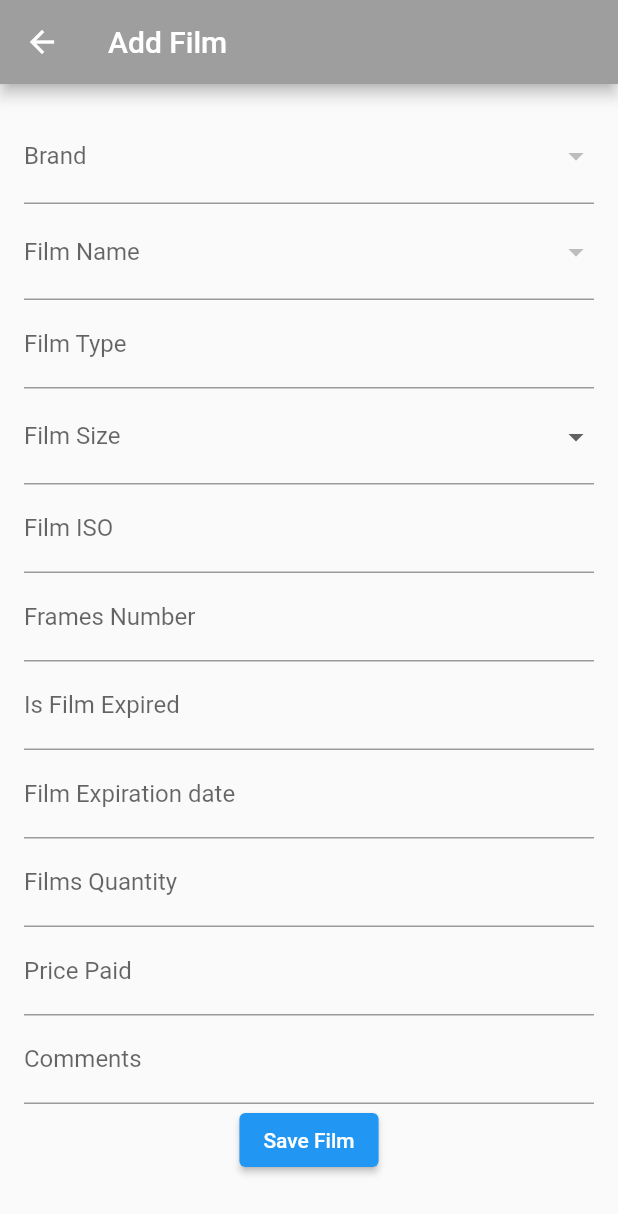
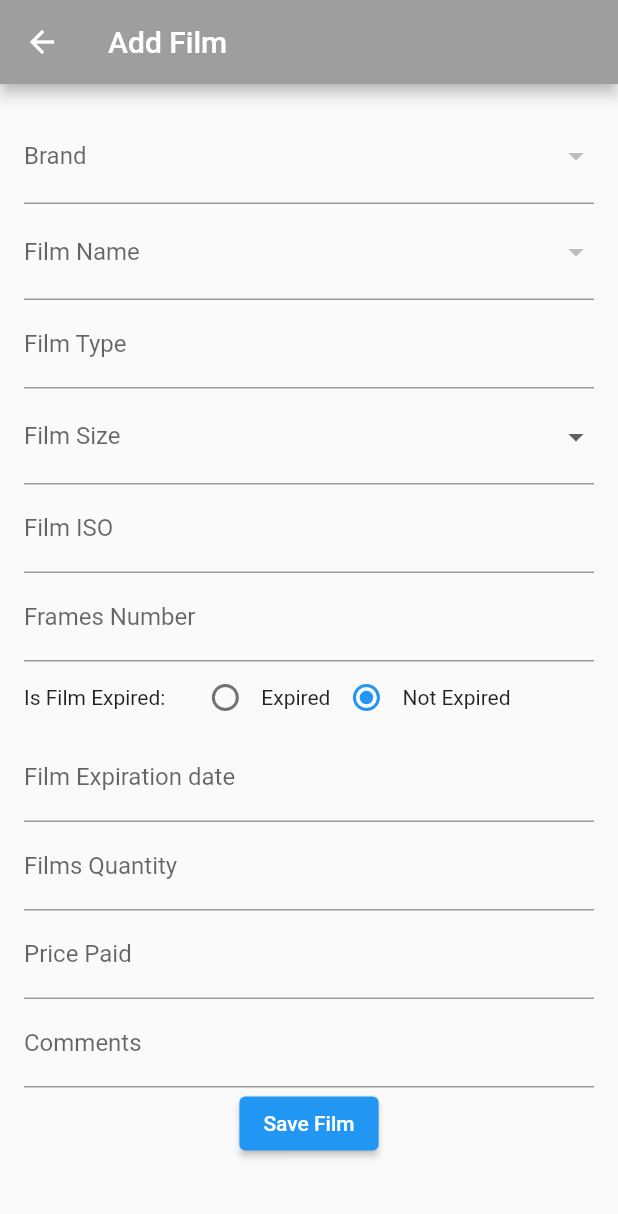
Before and after one commit to AlexGuoussatchok/analog_faith, a Flutter app: the AddFilmScreen screen opened by its route, on a phone screen of 412 x 824 dp. Shown: the top 1214 px of the screen. Run offline on Flutter 3.47's test engine with Material 2 defaults, Android fonts, the phone set to English and light mode, and no system bars; our stand-ins replace sqflite; accounts and stored records are empty.

Commit message:
+ add film screen - is film expired radio buttons added

```diff
--- a/lib/screens/add_film_screen.dart
+++ b/lib/screens/add_film_screen.dart
@@ -17,7 +17,6 @@ class _AddFilmScreenState extends State<AddFilmScreen> {
   TextEditingController filmSizeController = TextEditingController();
   TextEditingController isoController = TextEditingController();
   TextEditingController framesNumberController = TextEditingController();
-  TextEditingController filmExpiredController = TextEditingController();
   TextEditingController expirationDateController = TextEditingController();
   TextEditingController quantityController = TextEditingController();
   TextEditingController pricePaidController = TextEditingController();
@@ -30,6 +29,7 @@ class _AddFilmScreenState extends State<AddFilmScreen> {
   String? selectedFilmName;
   String? selectedFilmType;
   String? selectedFilmSize;
+  bool? isFilmExpired;
 
 
   @override
@@ -45,6 +45,7 @@ class _AddFilmScreenState extends State<AddFilmScreen> {
 
     // Initialize the filmTypeController with the selectedFilmType
     filmTypeController.text = selectedFilmType ?? '';
+    isFilmExpired = false;
   }
 
   Future<void> fetchBrands() async {
@@ -244,10 +245,39 @@ class _AddFilmScreenState extends State<AddFilmScreen> {
               decoration: const InputDecoration(labelText: 'Frames Number'),
             ),
 
-            TextFormField(
-              controller: filmExpiredController,
-              decoration: const InputDecoration(labelText: 'Is Film Expired'),
+            Row(
+              children: <Widget>[
+                const Text('Is Film Expired:'),
+                const SizedBox(width: 16.0), // Add spacing between label and radio buttons
+                Expanded(
+                  child: Row(
+                    children: <Widget>[
+                      Radio<bool>(
+                        value: true,
+                        groupValue: isFilmExpired,
+                        onChanged: (bool? value) {
+                          setState(() {
+                            isFilmExpired = value ?? false;
+                          });
+                        },
+                      ),
+                      const Text('Expired'),
+                      Radio<bool>(
+                        value: false,
+                        groupValue: isFilmExpired,
+                        onChanged: (bool? value) {
+                          setState(() {
+                            isFilmExpired = value ?? false;
+                          });
+                        },
+                      ),
+                      const Text('Not Expired'),
+                    ],
+                  ),
+                ),
+              ],
             ),
+
             TextFormField(
               controller: expirationDateController,
               decoration: const InputDecoration(labelText: 'Film Expiration date'),
@@ -287,7 +317,6 @@ class _AddFilmScreenState extends State<AddFilmScreen> {
     filmSizeController.dispose();
     isoController.dispose();
     framesNumberController.dispose();
-    filmExpiredController.dispose();
     expirationDateController.dispose();
     quantityController.dispose();
     pricePaidController.dispose();
```
